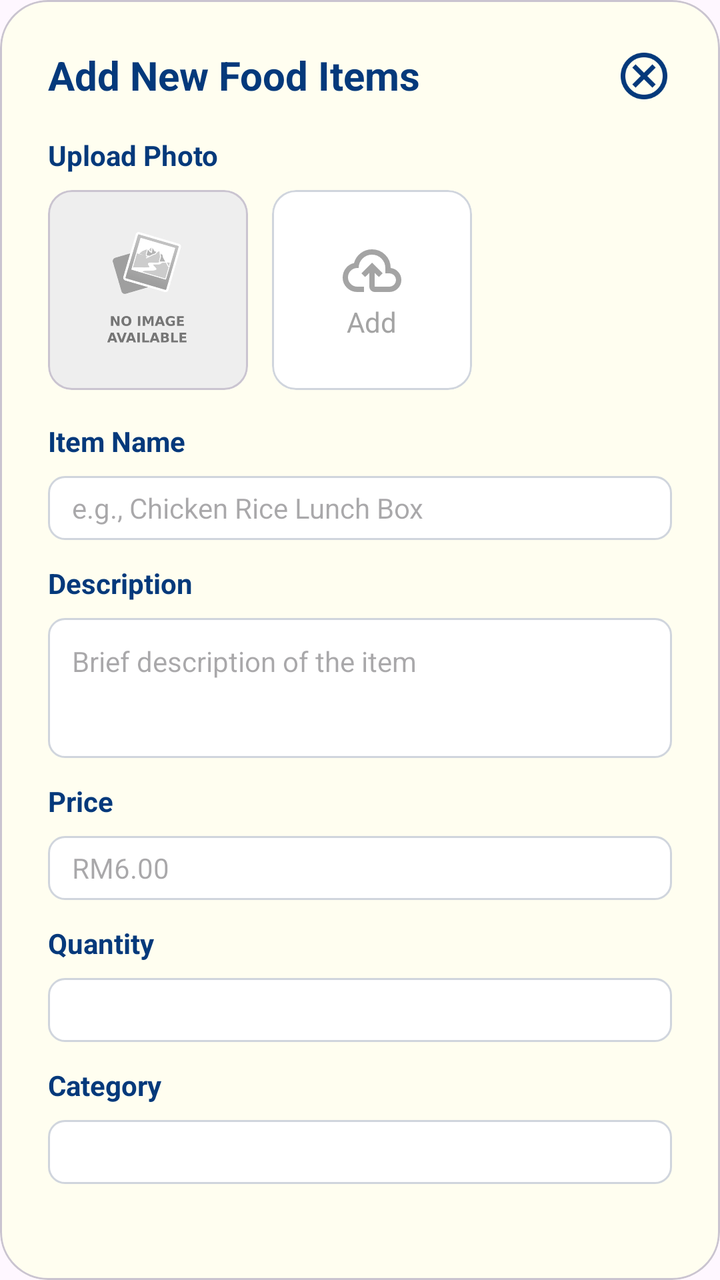
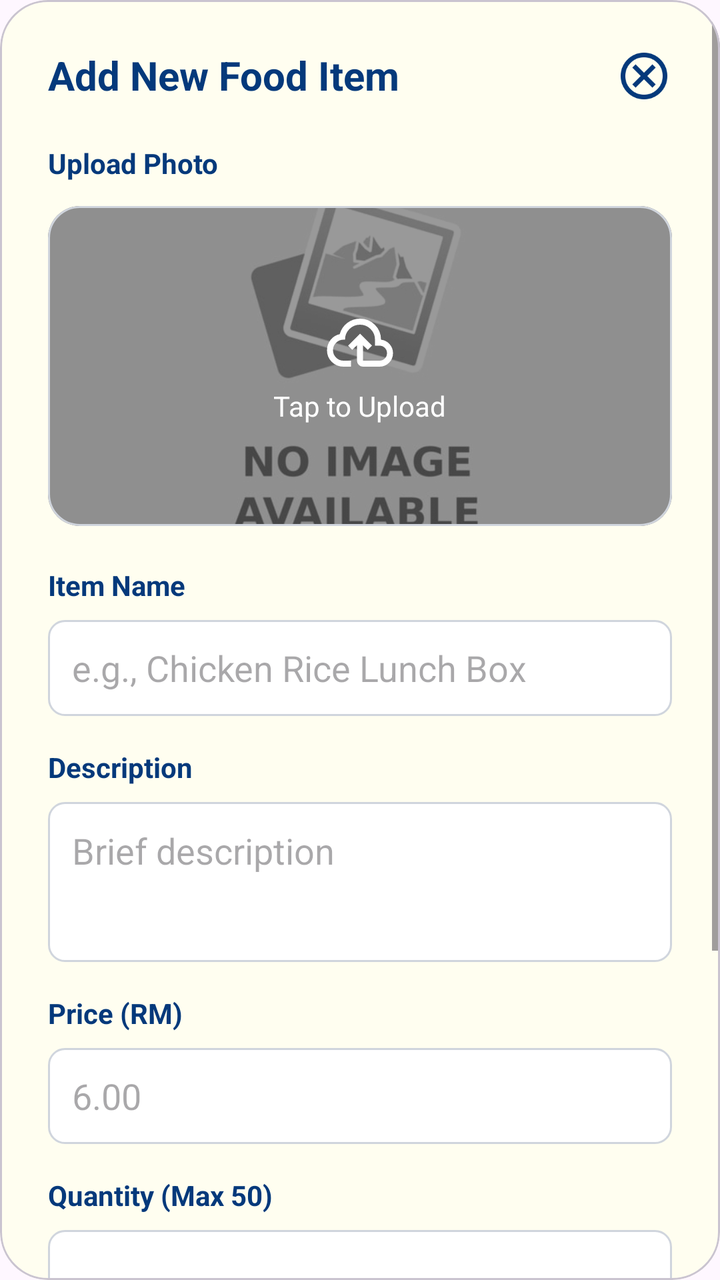

Before-and-after screenshots of an Android layout around one commit, followed by the original layout XML and the change that was made.
<!-- AndroidManifest.xml: application theme Theme.ShipEatsCustomer -->
<!-- res/layout/admin_dialog_add_item.xml -->
<?xml version="1.0" encoding="utf-8"?>
<com.google.android.material.card.MaterialCardView
    xmlns:android="http://schemas.android.com/apk/res/android"
    xmlns:app="http://schemas.android.com/apk/res-auto"
    android:layout_width="match_parent"
    android:layout_height="wrap_content"
    app:cardCornerRadius="24dp"
    app:cardBackgroundColor="#FFFEF0">

    <LinearLayout
        android:layout_width="match_parent"
        android:layout_height="wrap_content"
        android:orientation="vertical"
        android:padding="24dp">

        <RelativeLayout
            android:layout_width="match_parent"
            android:layout_height="wrap_content">
            <TextView
                android:id="@+id/dialog_title"
                android:layout_width="wrap_content"
                android:layout_height="wrap_content"
                android:text="Add New Food Items"
                android:textColor="#04397B"
                android:textSize="20sp"
                android:textStyle="bold" />
            <ImageView
                android:id="@+id/btn_close"
                android:layout_width="28dp"
                android:layout_height="28dp"
                android:layout_alignParentEnd="true"
                android:src="@drawable/ic_close" />
        </RelativeLayout>

        <TextView
            android:text="Upload Photo"
            android:layout_marginTop="16dp"
            android:textStyle="bold"
            android:textColor="#04397B"
            android:layout_width="wrap_content"
            android:layout_height="wrap_content"/>

        <LinearLayout
            android:layout_width="match_parent"
            android:layout_height="wrap_content"
            android:orientation="horizontal"
            android:layout_marginTop="8dp">

            <com.google.android.material.card.MaterialCardView
                android:layout_width="100dp"
                android:layout_height="100dp"
                app:cardCornerRadius="12dp">
                <ImageView
                    android:layout_width="match_parent"
                    android:layout_height="match_parent"
                    android:scaleType="centerCrop"
                    android:src="@drawable/no_image_available" />
            </com.google.android.material.card.MaterialCardView>

            <com.google.android.material.card.MaterialCardView
                android:layout_width="100dp"
                android:layout_height="100dp"
                android:layout_marginStart="12dp"
                app:cardCornerRadius="12dp"
                app:strokeWidth="1dp"
                app:strokeColor="#D0D5DD"
                app:cardElevation="0dp"
                android:backgroundTint="@color/white">

                <LinearLayout
                    android:gravity="center"
                    android:orientation="vertical"
                    android:layout_width="match_parent"
                    android:layout_height="match_parent">

                    <ImageView
                        android:id="@+id/img_preview"
                        android:layout_width="32dp"
                        android:layout_height="32dp"
                        android:src="@drawable/ic_cloud_upload"/>

                    <TextView
                        android:text="Add"
                        android:textColor="#A4A4A4"
                        android:layout_width="wrap_content"
                        android:layout_height="wrap_content"/>
                </LinearLayout>
            </com.google.android.material.card.MaterialCardView>
        </LinearLayout>

        <TextView
            android:text="Item Name"
            android:layout_marginTop="16dp"
            android:textColor="#04397B"
            android:textStyle="bold"
            android:layout_width="wrap_content"
            android:layout_height="wrap_content"/>

        <EditText
            android:id="@+id/et_name"
            android:layout_width="match_parent"
            android:layout_height="32dp"
            android:hint="e.g., Chicken Rice Lunch Box"
            android:textSize="14sp"
            android:background="@drawable/bg_input_field"
            android:paddingHorizontal="12dp"
            android:layout_marginTop="8dp"/>

        <TextView
            android:text="Description"
            android:layout_marginTop="12dp"
            android:textColor="#04397B"
            android:textStyle="bold"
            android:layout_width="wrap_content"
            android:layout_height="wrap_content"/>

        <EditText
            android:id="@+id/et_description"
            android:layout_width="match_parent"
            android:layout_height="70dp"
            android:hint="Brief description of the item"
            android:textSize="14sp"
            android:background="@drawable/bg_input_field"
            android:padding="12dp"
            android:gravity="top"
            android:layout_marginTop="8dp"/>

        <TextView
            android:text="Price"
            android:layout_marginTop="12dp"
            android:textColor="#04397B"
            android:textStyle="bold"
            android:layout_width="wrap_content"
            android:layout_height="wrap_content"/>

        <EditText
            android:id="@+id/et_price"
            android:layout_width="match_parent"
            android:layout_height="32dp"
            android:hint="RM6.00"
            android:textSize="14sp"
            android:background="@drawable/bg_input_field"
            android:paddingHorizontal="12dp"
            android:layout_marginTop="8dp"/>

        <TextView
            android:text="Quantity"
            android:layout_marginTop="12dp"
            android:textColor="#04397B"
            android:textStyle="bold"
            android:layout_width="wrap_content"
            android:layout_height="wrap_content"/>

        <Spinner
            android:id="@+id/spinner_quantity"
            android:layout_width="match_parent"
            android:layout_height="32dp"
            android:background="@drawable/bg_input_field"
            android:layout_marginTop="8dp"/>

        <TextView
            android:text="Category"
            android:layout_marginTop="12dp"
            android:textColor="#04397B"
            android:textStyle="bold"
            android:layout_width="wrap_content"
            android:layout_height="wrap_content"/>

        <Spinner
            android:id="@+id/spinner_category"
            android:layout_width="match_parent"
            android:layout_height="32dp"
            android:background="@drawable/bg_input_field"
            android:layout_marginTop="8dp"/>

        <com.google.android.material.button.MaterialButton
            android:id="@+id/btn_add_confirm"
            android:layout_width="match_parent"
            android:layout_height="56dp"
            android:layout_marginTop="24dp"
            android:text="Add Item"
            android:backgroundTint="#04397B"
            app:cornerRadius="28dp"
            android:textAllCaps="false"/>
    </LinearLayout>
</com.google.android.material.card.MaterialCardView>
<!-- resources referenced by this layout -->
<resources>
  <color name="white">#FFFFFFFF</color>
  <!-- drawable bg_input_field (drawable) -->
  <?xml version="1.0" encoding="utf-8"?>
  <shape xmlns:android="http://schemas.android.com/apk/res/android">
      <solid android:color="@color/white"/>
      <stroke android:width="1dp"
          android:color="#D0D5DD"/>
      <corners android:radius="8dp"/>
  </shape>
  <!-- drawable ic_close: png bitmap (drawable, 3318 bytes) -->
  <!-- drawable ic_cloud_upload (drawable) -->
  <vector xmlns:android="http://schemas.android.com/apk/res/android" android:height="24dp" android:tint="#A4A4A4" android:viewportHeight="960" android:viewportWidth="960" android:width="24dp">
        
      <path android:fillColor="@android:color/white" android:pathData="M260,800Q169,800 104.5,737Q40,674 40,583Q40,505 87,444Q134,383 210,366Q235,274 310,217Q385,160 480,160Q597,160 678.5,241.5Q760,323 760,440L760,440L760,440Q829,448 874.5,499.5Q920,551 920,620Q920,695 867.5,747.5Q815,800 740,800L520,800Q487,800 463.5,776.5Q440,753 440,720L440,514L376,576L320,520L480,360L640,520L584,576L520,514L520,720Q520,720 520,720Q520,720 520,720L740,720Q782,720 811,691Q840,662 840,620Q840,578 811,549Q782,520 740,520L680,520L680,440Q680,357 621.5,298.5Q563,240 480,240Q397,240 338.5,298.5Q280,357 280,440L260,440Q202,440 161,481Q120,522 120,580Q120,638 161,679Q202,720 260,720L360,720L360,800L260,800ZM480,520L480,520L480,520Q480,520 480,520Q480,520 480,520L480,520L480,520Q480,520 480,520Q480,520 480,520L480,520Q480,520 480,520Q480,520 480,520L480,520Q480,520 480,520Q480,520 480,520Q480,520 480,520Q480,520 480,520L480,520L480,520Q480,520 480,520Q480,520 480,520Q480,520 480,520Q480,520 480,520L480,520Q480,520 480,520Q480,520 480,520Q480,520 480,520Q480,520 480,520L480,520Z"/>
      
  </vector>
  <!-- drawable no_image_available: jpg bitmap (drawable, 45077 bytes) -->
  <style name="Theme.ShipEatsCustomer" parent="Base.Theme.ShipEatsCustomer" />
  <style name="Base.Theme.ShipEatsCustomer" parent="Theme.Material3.DayNight.NoActionBar">
          
          
      </style>
</resources>

<!-- the commit's change to res/layout/admin_dialog_add_item.xml (unified diff, before → after) -->
@@ -7,180 +7,190 @@
     app:cardCornerRadius="24dp"
     app:cardBackgroundColor="#FFFEF0">
 
-    <LinearLayout
+    <ScrollView
         android:layout_width="match_parent"
-        android:layout_height="wrap_content"
-        android:orientation="vertical"
-        android:padding="24dp">
-
-        <RelativeLayout
-            android:layout_width="match_parent"
-            android:layout_height="wrap_content">
-            <TextView
-                android:id="@+id/dialog_title"
-                android:layout_width="wrap_content"
-                android:layout_height="wrap_content"
-                android:text="Add New Food Items"
-                android:textColor="#04397B"
-                android:textSize="20sp"
-                android:textStyle="bold" />
-            <ImageView
-                android:id="@+id/btn_close"
-                android:layout_width="28dp"
-                android:layout_height="28dp"
-                android:layout_alignParentEnd="true"
-                android:src="@drawable/ic_close" />
-        </RelativeLayout>
-
-        <TextView
-            android:text="Upload Photo"
-            android:layout_marginTop="16dp"
-            android:textStyle="bold"
-            android:textColor="#04397B"
-            android:layout_width="wrap_content"
-            android:layout_height="wrap_content"/>
+        android:layout_height="wrap_content">
 
         <LinearLayout
             android:layout_width="match_parent"
             android:layout_height="wrap_content"
-            android:orientation="horizontal"
-            android:layout_marginTop="8dp">
+            android:orientation="vertical"
+            android:padding="24dp">
+
+            
+            <RelativeLayout
+                android:layout_width="match_parent"
+                android:layout_height="wrap_content">
+
+                <TextView
+                    android:id="@+id/dialog_title"
+                    android:text="Add New Food Item"
+                    android:textColor="#04397B"
+                    android:textSize="20sp"
+                    android:textStyle="bold"
+                    android:layout_width="wrap_content"
+                    android:layout_height="wrap_content"/>
+
+                <ImageView
+                    android:id="@+id/btn_close"
+                    android:layout_width="28dp"
+                    android:layout_height="28dp"
+                    android:layout_alignParentEnd="true"
+                    android:src="@drawable/ic_close"/>
+            </RelativeLayout>
+
+            
+            <TextView
+                android:text="Upload Photo"
+                android:textStyle="bold"
+                android:textColor="#04397B"
+                android:layout_marginTop="20dp"
+                android:layout_width="wrap_content"
+                android:layout_height="wrap_content"/>
 
             <com.google.android.material.card.MaterialCardView
-                android:layout_width="100dp"
-                android:layout_height="100dp"
-                app:cardCornerRadius="12dp">
-                <ImageView
-                    android:layout_width="match_parent"
-                    android:layout_height="match_parent"
-                    android:scaleType="centerCrop"
-                    android:src="@drawable/no_image_available" />
-            </com.google.android.material.card.MaterialCardView>
-
-            <com.google.android.material.card.MaterialCardView
-                android:layout_width="100dp"
-                android:layout_height="100dp"
-                android:layout_marginStart="12dp"
-                app:cardCornerRadius="12dp"
+                android:id="@+id/card_image_upload"
+                android:layout_width="match_parent"
+                android:layout_height="160dp"
+                android:layout_marginTop="12dp"
+                app:cardCornerRadius="16dp"
                 app:strokeWidth="1dp"
                 app:strokeColor="#D0D5DD"
-                app:cardElevation="0dp"
-                android:backgroundTint="@color/white">
+                app:cardElevation="0dp">
 
-                <LinearLayout
-                    android:gravity="center"
-                    android:orientation="vertical"
+                <FrameLayout
                     android:layout_width="match_parent"
                     android:layout_height="match_parent">
 
                     <ImageView
-                        android:id="@+id/img_preview"
-                        android:layout_width="32dp"
-                        android:layout_height="32dp"
-                        android:src="@drawable/ic_cloud_upload"/>
+                        android:id="@+id/img_food"
+                        android:layout_width="match_parent"
+                        android:layout_height="match_parent"
+                        android:scaleType="centerCrop"
+                        android:src="@drawable/no_image_available"/>
 
-                    <TextView
-                        android:text="Add"
-                        android:textColor="#A4A4A4"
-                        android:layout_width="wrap_content"
-                        android:layout_height="wrap_content"/>
-                </LinearLayout>
+                    <LinearLayout
+                        android:orientation="vertical"
+                        android:gravity="center"
+                        android:layout_width="match_parent"
+                        android:layout_height="match_parent"
+                        android:background="#66000000">
+
+                        <ImageView
+                            android:layout_width="36dp"
+                            android:layout_height="36dp"
+                            android:src="@drawable/ic_cloud_upload"
+                            android:tint="@color/white"/>
+
+                        <TextView
+                            android:text="Tap to Upload"
+                            android:textColor="@color/white"
+                            android:layout_marginTop="4dp"
+                            android:layout_width="wrap_content"
+                            android:layout_height="wrap_content"/>
+                    </LinearLayout>
+
+                </FrameLayout>
             </com.google.android.material.card.MaterialCardView>
+
+            
+            <TextView
+                android:text="Item Name"
+                android:textStyle="bold"
+                android:textColor="#04397B"
+                android:layout_marginTop="20dp"
+                android:layout_width="wrap_content"
+                android:layout_height="wrap_content"/>
+
+            <EditText
+                android:id="@+id/et_name"
+                android:hint="e.g., Chicken Rice Lunch Box"
+                android:background="@drawable/bg_input_field"
+                android:padding="12dp"
+                android:layout_marginTop="8dp"
+                android:layout_width="match_parent"
+                android:layout_height="48dp"/>
+
+            
+            <TextView
+                android:text="Description"
+                android:textStyle="bold"
+                android:textColor="#04397B"
+                android:layout_marginTop="16dp"
+                android:layout_width="wrap_content"
+                android:layout_height="wrap_content"/>
+
+            <EditText
+                android:id="@+id/et_description"
+                android:hint="Brief description"
+                android:background="@drawable/bg_input_field"
+                android:padding="12dp"
+                android:gravity="top"
+                android:layout_marginTop="8dp"
+                android:layout_width="match_parent"
+                android:layout_height="80dp"/>
+
+            
+            <TextView
+                android:text="Price (RM)"
+                android:textStyle="bold"
+                android:textColor="#04397B"
+                android:layout_marginTop="16dp"
+                android:layout_width="wrap_content"
+                android:layout_height="wrap_content"/>
+
+            <EditText
+                android:id="@+id/et_price"
+                android:inputType="numberDecimal"
+                android:hint="6.00"
+                android:background="@drawable/bg_input_field"
+                android:padding="12dp"
+                android:layout_marginTop="8dp"
+                android:layout_width="match_parent"
+                android:layout_height="48dp"/>
+
+            
+            <TextView
+                android:text="Quantity (Max 50)"
+                android:textStyle="bold"
+                android:textColor="#04397B"
+                android:layout_marginTop="16dp"
+                android:layout_width="wrap_content"
+                android:layout_height="wrap_content"/>
+
+            <Spinner
+                android:id="@+id/spinner_quantity"
+                android:layout_width="match_parent"
+                android:layout_height="48dp"
+                android:background="@drawable/bg_input_field"
+                android:layout_marginTop="8dp"/>
+
+            
+            <TextView
+                android:text="Category"
+                android:textStyle="bold"
+                android:textColor="#04397B"
+                android:layout_marginTop="16dp"
+                android:layout_width="wrap_content"
+                android:layout_height="wrap_content"/>
+
+            <Spinner
+                android:id="@+id/spinner_category"
+                android:layout_width="match_parent"
+                android:layout_height="48dp"
+                android:background="@drawable/bg_input_field"
+                android:layout_marginTop="8dp"/>
+
+            <com.google.android.material.button.MaterialButton
+                android:id="@+id/btn_add_confirm"
+                android:layout_width="match_parent"
+                android:layout_height="56dp"
+                android:layout_marginTop="28dp"
+                android:text="Save Item"
+                android:backgroundTint="#04397B"
+                android:textColor="@color/white"
+                app:cornerRadius="28dp"
+                android:textAllCaps="false"/>
         </LinearLayout>
-
-        <TextView
-            android:text="Item Name"
-            android:layout_marginTop="16dp"
-            android:textColor="#04397B"
-            android:textStyle="bold"
-            android:layout_width="wrap_content"
-            android:layout_height="wrap_content"/>
-
-        <EditText
-            android:id="@+id/et_name"
-            android:layout_width="match_parent"
-            android:layout_height="32dp"
-            android:hint="e.g., Chicken Rice Lunch Box"
-            android:textSize="14sp"
-            android:background="@drawable/bg_input_field"
-            android:paddingHorizontal="12dp"
-            android:layout_marginTop="8dp"/>
-
-        <TextView
-            android:text="Description"
-            android:layout_marginTop="12dp"
-            android:textColor="#04397B"
-            android:textStyle="bold"
-            android:layout_width="wrap_content"
-            android:layout_height="wrap_content"/>
-
-        <EditText
-            android:id="@+id/et_description"
-            android:layout_width="match_parent"
-            android:layout_height="70dp"
-            android:hint="Brief description of the item"
-            android:textSize="14sp"
-            android:background="@drawable/bg_input_field"
-            android:padding="12dp"
-            android:gravity="top"
-            android:layout_marginTop="8dp"/>
-
-        <TextView
-            android:text="Price"
-            android:layout_marginTop="12dp"
-            android:textColor="#04397B"
-            android:textStyle="bold"
-            android:layout_width="wrap_content"
-            android:layout_height="wrap_content"/>
-
-        <EditText
-            android:id="@+id/et_price"
-            android:layout_width="match_parent"
-            android:layout_height="32dp"
-            android:hint="RM6.00"
-            android:textSize="14sp"
-            android:background="@drawable/bg_input_field"
-            android:paddingHorizontal="12dp"
-            android:layout_marginTop="8dp"/>
-
-        <TextView
-            android:text="Quantity"
-            android:layout_marginTop="12dp"
-            android:textColor="#04397B"
-            android:textStyle="bold"
-            android:layout_width="wrap_content"
-            android:layout_height="wrap_content"/>
-
-        <Spinner
-            android:id="@+id/spinner_quantity"
-            android:layout_width="match_parent"
-            android:layout_height="32dp"
-            android:background="@drawable/bg_input_field"
-            android:layout_marginTop="8dp"/>
-
-        <TextView
-            android:text="Category"
-            android:layout_marginTop="12dp"
-            android:textColor="#04397B"
-            android:textStyle="bold"
-            android:layout_width="wrap_content"
-            android:layout_height="wrap_content"/>
-
-        <Spinner
-            android:id="@+id/spinner_category"
-            android:layout_width="match_parent"
-            android:layout_height="32dp"
-            android:background="@drawable/bg_input_field"
-            android:layout_marginTop="8dp"/>
-
-        <com.google.android.material.button.MaterialButton
-            android:id="@+id/btn_add_confirm"
-            android:layout_width="match_parent"
-            android:layout_height="56dp"
-            android:layout_marginTop="24dp"
-            android:text="Add Item"
-            android:backgroundTint="#04397B"
-            app:cornerRadius="28dp"
-            android:textAllCaps="false"/>
-    </LinearLayout>
+    </ScrollView>
 </com.google.android.material.card.MaterialCardView>
<!-- resource entries referenced after the edit -->
@@ -12,9 +12,9 @@
   <!-- drawable ic_close: png bitmap (drawable, 3318 bytes) -->
   <!-- drawable ic_cloud_upload (drawable) -->
   <vector xmlns:android="http://schemas.android.com/apk/res/android" android:height="24dp" android:tint="#A4A4A4" android:viewportHeight="960" android:viewportWidth="960" android:width="24dp">
-        
+  
       <path android:fillColor="@android:color/white" android:pathData="M260,800Q169,800 104.5,737Q40,674 40,583Q40,505 87,444Q134,383 210,366Q235,274 310,217Q385,160 480,160Q597,160 678.5,241.5Q760,323 760,440L760,440L760,440Q829,448 874.5,499.5Q920,551 920,620Q920,695 867.5,747.5Q815,800 740,800L520,800Q487,800 463.5,776.5Q440,753 440,720L440,514L376,576L320,520L480,360L640,520L584,576L520,514L520,720Q520,720 520,720Q520,720 520,720L740,720Q782,720 811,691Q840,662 840,620Q840,578 811,549Q782,520 740,520L680,520L680,440Q680,357 621.5,298.5Q563,240 480,240Q397,240 338.5,298.5Q280,357 280,440L260,440Q202,440 161,481Q120,522 120,580Q120,638 161,679Q202,720 260,720L360,720L360,800L260,800ZM480,520L480,520L480,520Q480,520 480,520Q480,520 480,520L480,520L480,520Q480,520 480,520Q480,520 480,520L480,520Q480,520 480,520Q480,520 480,520L480,520Q480,520 480,520Q480,520 480,520Q480,520 480,520Q480,520 480,520L480,520L480,520Q480,520 480,520Q480,520 480,520Q480,520 480,520Q480,520 480,520L480,520Q480,520 480,520Q480,520 480,520Q480,520 480,520Q480,520 480,520L480,520Z"/>
-      
+  
   </vector>
   <!-- drawable no_image_available: jpg bitmap (drawable, 45077 bytes) -->
   <style name="Theme.ShipEatsCustomer" parent="Base.Theme.ShipEatsCustomer" />
